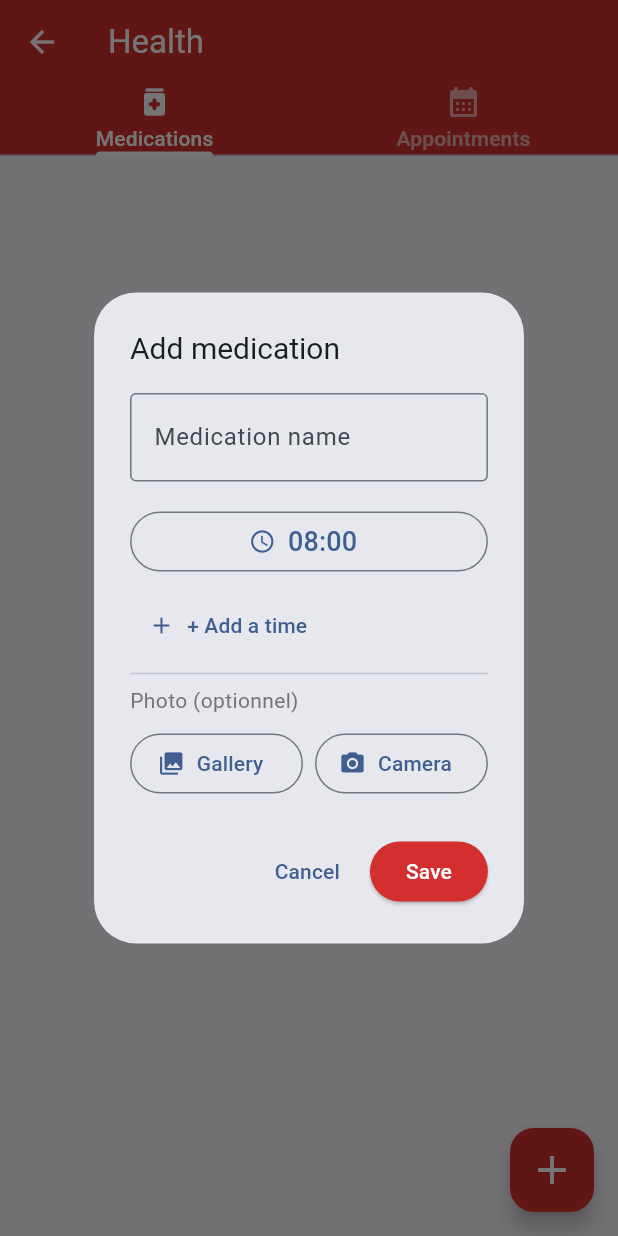
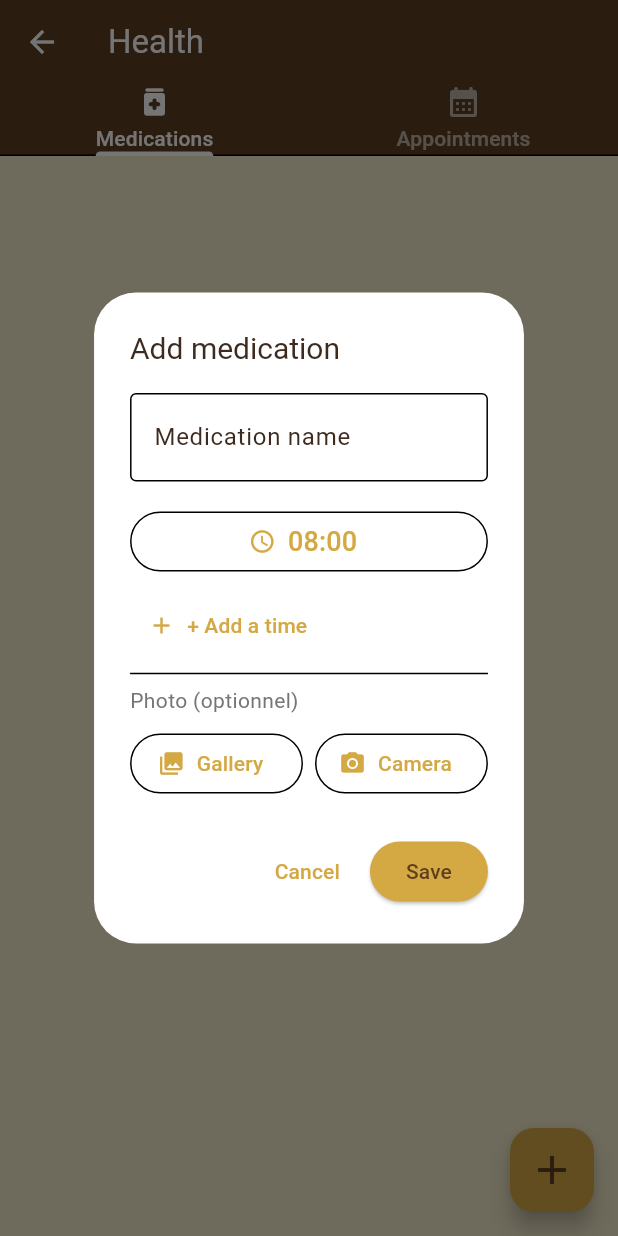
Before and after one commit to osurvie/SITE-APP, a Flutter app: the HealthScreen screen opened directly, after a tap on the "add" icon, on a phone screen of 412 x 824 dp. Run offline on Flutter 3.47's test engine with Material 3 defaults, Android fonts, the phone set to English and light mode, and no system bars; our stand-ins replace drift, drift_flutter, easy_localization, flutter_contacts, flutter_local_notifications, flutter_map and 9 more; missing offline and left inert: google_mlkit_text_recognition; accounts and stored records are empty; generated files the repository leaves out were written again.

Commit message:
feat: add new theme

```diff
--- /dev/null
+++ b/ofacilite/lib/core/theme/app_theme.dart
@@ -0,0 +1,47 @@
+import 'package:flutter/material.dart';
+
+/// Palette officielle O'Survie.
+class AppColors {
+  AppColors._();
+
+  static const primary = Color(0xFFD4A843); // Doré principal
+  static const dark = Color(0xFF5C3D1E); // Brun foncé
+  static const cream = Color(0xFFF0E8C8); // Beige crème
+  static const text = Color(0xFF3D2B1F); // Brun très foncé
+  static const white = Color(0xFFFFFFFF); // Blanc
+}
+
+/// Thème Material3 O'Facilit.
+class AppTheme {
+  AppTheme._();
+
+  static ThemeData get light => ThemeData(
+        useMaterial3: true,
+        scaffoldBackgroundColor: AppColors.cream,
+        colorScheme: const ColorScheme.light(
+          primary: AppColors.primary,
+          onPrimary: AppColors.dark,
+          surface: AppColors.white,
+          onSurface: AppColors.text,
+        ),
+        appBarTheme: const AppBarTheme(
+          backgroundColor: AppColors.dark,
+          foregroundColor: AppColors.white,
+        ),
+        elevatedButtonTheme: ElevatedButtonThemeData(
+          style: ElevatedButton.styleFrom(
+            backgroundColor: AppColors.primary,
+            foregroundColor: AppColors.dark,
+          ),
+        ),
+        floatingActionButtonTheme: const FloatingActionButtonThemeData(
+          backgroundColor: AppColors.primary,
+          foregroundColor: AppColors.dark,
+        ),
+        tabBarTheme: const TabBarThemeData(
+          indicatorColor: AppColors.primary,
+          labelColor: AppColors.white,
+          unselectedLabelColor: Colors.white60,
+        ),
+      );
+}
--- a/ofacilite/lib/features/health/health_screen.dart
+++ b/ofacilite/lib/features/health/health_screen.dart
@@ -5,6 +5,7 @@ import 'package:easy_localization/easy_localization.dart';
 import 'package:flutter/material.dart';
 import 'package:flutter_tts/flutter_tts.dart';
 import 'package:ofacilite/core/services/tts_service.dart';
+import 'package:ofacilite/core/theme/app_theme.dart';
 import 'package:ofacilite/shared/widgets/accessible_button.dart';
 import 'package:image_picker/image_picker.dart';
 import 'package:ofacilite/core/database/app_database.dart';
@@ -206,7 +207,7 @@ class _HealthScreenState extends State<HealthScreen>
                     child: Text(
                       'health_photo_selected'.tr(),
                       style: const TextStyle(
-                          color: Color(0xFF388E3C), fontSize: 14),
+                          color: AppColors.primary, fontSize: 14),
                     ),
                   ),
               ],
@@ -219,8 +220,8 @@ class _HealthScreenState extends State<HealthScreen>
             ),
             ElevatedButton(
               style: ElevatedButton.styleFrom(
-                  backgroundColor: const Color(0xFFD32F2F),
-                  foregroundColor: Colors.white),
+                  backgroundColor: AppColors.primary,
+                  foregroundColor: AppColors.dark),
               onPressed: () async {
                 final name = nameController.text.trim();
                 if (name.isEmpty) return;
@@ -370,8 +371,8 @@ class _HealthScreenState extends State<HealthScreen>
             ),
             ElevatedButton(
               style: ElevatedButton.styleFrom(
-                  backgroundColor: const Color(0xFFD32F2F),
-                  foregroundColor: Colors.white),
+                  backgroundColor: AppColors.primary,
+                  foregroundColor: AppColors.dark),
               onPressed: () async {
                 final reason = reasonController.text.trim();
                 final doctor = doctorController.text.trim();
@@ -448,8 +449,8 @@ class _HealthScreenState extends State<HealthScreen>
     return Scaffold(
       appBar: AppBar(
         title: Text('health_title'.tr()),
-        backgroundColor: const Color(0xFFD32F2F),
-        foregroundColor: Colors.white,
+        backgroundColor: AppColors.dark,
+        foregroundColor: AppColors.white,
         bottom: TabBar(
           controller: _tabController,
           labelColor: Colors.white,
@@ -501,8 +502,8 @@ class _HealthScreenState extends State<HealthScreen>
               : 'health_desc_fab_appt'.tr(),
           onTap: null,
           child: FloatingActionButton(
-            backgroundColor: const Color(0xFFD32F2F),
-            foregroundColor: Colors.white,
+            backgroundColor: AppColors.primary,
+            foregroundColor: AppColors.dark,
             onPressed: () => _tabController.index == 0
                 ? _showAddMedicationDialog()
                 : _showAddAppointmentDialog(),
@@ -529,7 +530,7 @@ class _HealthScreenState extends State<HealthScreen>
           mainAxisAlignment: MainAxisAlignment.center,
           children: [
             const Icon(Icons.medication_rounded,
-                size: 72, color: Color(0xFFD32F2F)),
+                size: 72, color: AppColors.primary),
             const SizedBox(height: 16),
             Text('health_no_medications'.tr(),
                 style: const TextStyle(fontSize: 20, color: Color(0xFF888888)),
@@ -599,7 +600,7 @@ class _HealthScreenState extends State<HealthScreen>
           mainAxisAlignment: MainAxisAlignment.center,
           children: [
             const Icon(Icons.calendar_month_rounded,
-                size: 72, color: Color(0xFFD32F2F)),
+                size: 72, color: AppColors.primary),
             const SizedBox(height: 16),
             Text('health_no_appointments'.tr(),
                 style: const TextStyle(fontSize: 20, color: Color(0xFF888888)),
@@ -641,9 +642,9 @@ class _HealthScreenState extends State<HealthScreen>
               const EdgeInsets.symmetric(horizontal: 16, vertical: 8),
           leading: const CircleAvatar(
             radius: 28,
-            backgroundColor: Color(0xFFD32F2F),
+            backgroundColor: AppColors.primary,
             child: Icon(Icons.calendar_month_rounded,
-                size: 28, color: Colors.white),
+                size: 28, color: AppColors.dark),
           ),
           title: Text(appt.doctorName,
               style:
@@ -659,7 +660,7 @@ class _HealthScreenState extends State<HealthScreen>
                 style: const TextStyle(
                     fontSize: 16,
                     fontWeight: FontWeight.w600,
-                    color: Color(0xFFD32F2F)),
+                    color: AppColors.dark),
               ),
             ],
           ),
@@ -693,8 +694,8 @@ class _MedicationAvatar extends StatelessWidget {
     }
     return const CircleAvatar(
       radius: 28,
-      backgroundColor: Color(0xFFD32F2F),
-      child: Icon(Icons.medication_rounded, size: 28, color: Colors.white),
+      backgroundColor: AppColors.primary,
+      child: Icon(Icons.medication_rounded, size: 28, color: AppColors.dark),
     );
   }
 }
--- a/ofacilite/lib/features/home/home_screen.dart
+++ b/ofacilite/lib/features/home/home_screen.dart
@@ -5,6 +5,7 @@ import 'package:flutter/material.dart';
 import 'package:flutter_tts/flutter_tts.dart';
 import 'package:ofacilite/core/services/notification_service.dart';
 import 'package:ofacilite/core/services/tts_service.dart';
+import 'package:ofacilite/core/theme/app_theme.dart';
 import 'package:ofacilite/main.dart';
 import 'package:ofacilite/features/contacts/contacts_screen.dart';
 import 'package:ofacilite/features/document/document_screen.dart';
@@ -200,7 +201,7 @@ class _HomeScreenState extends State<HomeScreen> with RouteAware {
   @override
   Widget build(BuildContext context) {
     return Scaffold(
-      backgroundColor: const Color(0xFFF0F4FF),
+      backgroundColor: AppColors.cream,
       body: SafeArea(
         child: Column(
           children: [
@@ -214,7 +215,7 @@ class _HomeScreenState extends State<HomeScreen> with RouteAware {
                     style: const TextStyle(
                       fontSize: 28,
                       fontWeight: FontWeight.bold,
-                      color: Color(0xFF1565C0),
+                      color: AppColors.primary,
                     ),
                   ),
                   const Spacer(),
@@ -232,27 +233,30 @@ class _HomeScreenState extends State<HomeScreen> with RouteAware {
                           )
                         : IconButton(
                             key: const ValueKey('discover'),
+                            color: AppColors.dark,
                             icon: const Icon(
                               Icons.record_voice_over_rounded,
                               size: 32,
-                              color: Color(0xFF1565C0),
+                              color: AppColors.dark,
                             ),
                             onPressed: _startDiscovery,
                           ),
                   ),
                   IconButton(
+                    color: AppColors.dark,
                     icon: const Icon(
                       Icons.volunteer_activism_rounded,
                       size: 32,
-                      color: Color(0xFF1565C0),
+                      color: AppColors.dark,
                     ),
                     onPressed: () => _navigateTo(const HelpScreen()),
                   ),
                   IconButton(
+                    color: AppColors.dark,
                     icon: const Icon(
                       Icons.language,
                       size: 32,
-                      color: Color(0xFF1565C0),
+                      color: AppColors.dark,
                     ),
                     onPressed: _showLanguagePicker,
                   ),
@@ -271,7 +275,7 @@ class _HomeScreenState extends State<HomeScreen> with RouteAware {
                             child: _BigButton(
                               icon: Icons.description_rounded,
                               label: 'home_document'.tr(),
-                              color: const Color(0xFF1976D2),
+                              color: AppColors.dark,
                               isHighlighted: _highlightedButton == 0,
                               onTap: () => _navigateTo(const DocumentScreen()),
                               onLongPress: () => _speakButton(0, 'home_desc_document'),
@@ -282,7 +286,7 @@ class _HomeScreenState extends State<HomeScreen> with RouteAware {
                             child: _BigButton(
                               icon: Icons.contacts_rounded,
                               label: 'home_contacts'.tr(),
-                              color: const Color(0xFF388E3C),
+                              color: AppColors.dark,
                               isHighlighted: _highlightedButton == 1,
                               onTap: () => _navigateTo(const ContactsScreen()),
                               onLongPress: () => _speakButton(1, 'home_desc_contacts'),
@@ -299,7 +303,7 @@ class _HomeScreenState extends State<HomeScreen> with RouteAware {
                             child: _BigButton(
                               icon: Icons.favorite_rounded,
                               label: 'home_health'.tr(),
-                              color: const Color(0xFFD32F2F),
+                              color: AppColors.dark,
                               isHighlighted: _highlightedButton == 2,
                               onTap: () => _navigateTo(const HealthScreen()),
                               onLongPress: () => _speakButton(2, 'home_desc_health'),
@@ -310,7 +314,7 @@ class _HomeScreenState extends State<HomeScreen> with RouteAware {
                             child: _BigButton(
                               icon: Icons.map_rounded,
                               label: 'home_map'.tr(),
-                              color: const Color(0xFF00796B),
+                              color: AppColors.dark,
                               isHighlighted: _highlightedButton == 3,
                               onTap: () => _navigateTo(const MapScreen()),
                               onLongPress: () => _speakButton(3, 'home_desc_map'),
--- a/ofacilite/lib/main.dart
+++ b/ofacilite/lib/main.dart
@@ -4,6 +4,7 @@ import 'package:ofacilite/core/app_navigator.dart';
 import 'package:ofacilite/core/services/notification_service.dart';
 import 'package:ofacilite/core/services/tts_service.dart';
 import 'package:ofacilite/features/health/health_screen.dart';
+import 'package:ofacilite/core/theme/app_theme.dart';
 import 'package:ofacilite/features/home/home_screen.dart';
 
 final RouteObserver<ModalRoute<void>> routeObserver =
@@ -74,10 +75,7 @@ class OFaciliteApp extends StatelessWidget {
       supportedLocales: context.supportedLocales,
       locale: context.locale,
       navigatorKey: navigatorKey,
-      theme: ThemeData(
-        colorScheme: ColorScheme.fromSeed(seedColor: const Color(0xFF1565C0)),
-        useMaterial3: true,
-      ),
+      theme: AppTheme.light,
       navigatorObservers: [routeObserver],
       home: const HomeScreen(),
     );
```
Also changed, not shown: ofacilite/lib/features/contacts/contacts_screen.dart (+12 -11 lines), ofacilite/lib/features/document/document_screen.dart (+17 -16 lines), ofacilite/lib/features/help/help_screen.dart (+9 -8 lines), ofacilite/lib/features/map/map_screen.dart (+10 -9 lines).
